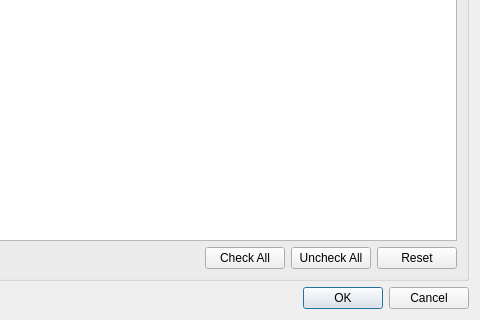
Above: qquake/ui/output_table_options.ui from INGV/qquake before the change; both pictures show x 207 to 687 and y 293 to 613 of the 687 by 613 pixel window. Below: the same form after it.
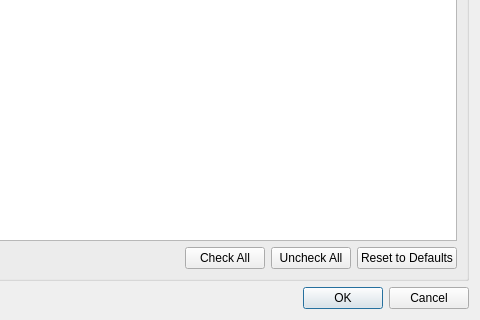
That is the form after the change.

Commit message: Rename 'reset' to 'Reset to Defaults'

```diff
--- a/qquake/ui/output_table_options.ui
+++ b/qquake/ui/output_table_options.ui
@@ -23,7 +23,7 @@
       <item row="2" column="3">
        <widget class="QPushButton" name="reset_fields_button">
         <property name="text">
-         <string>Reset</string>
+         <string>Reset to Defaults</string>
         </property>
        </widget>
       </item>
```
